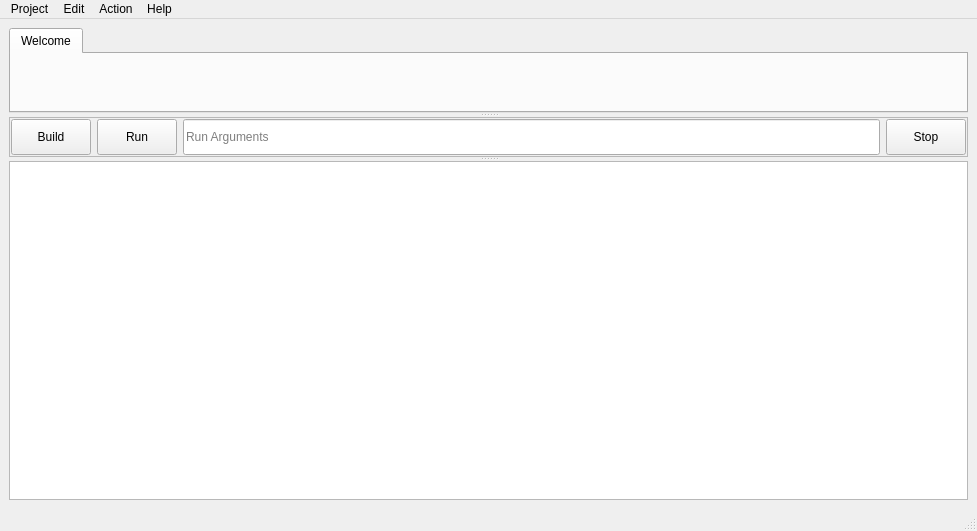
Old version of the form xxx/src/main/MainWindow.ui in the repository traviswp/CS493_adagide.
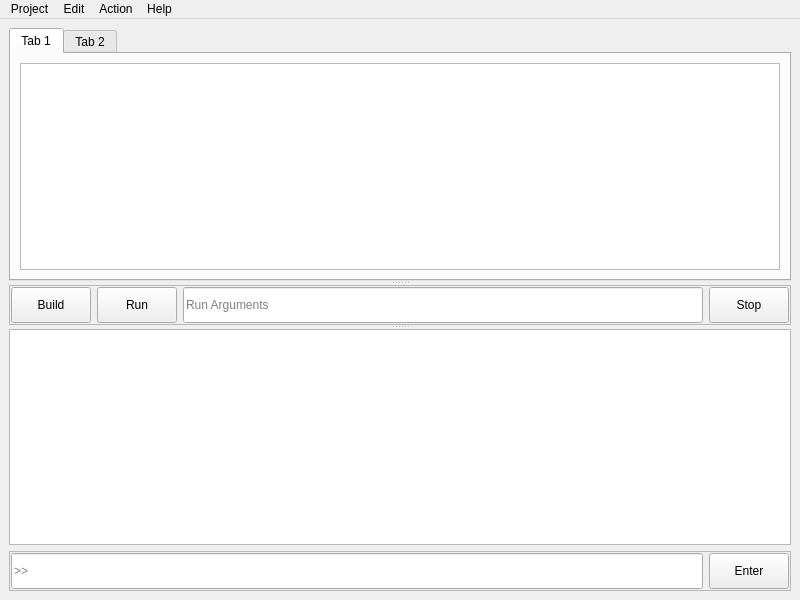
New version of the form. The open tabs and pages were chosen to show the change. Icons and pictures are not drawn. Custom widgets are drawn as their Qt base class.

Commit message: added short cuts to ui

```diff
--- a/xxx/src/main/MainWindow.ui
+++ b/xxx/src/main/MainWindow.ui
@@ -6,10 +6,22 @@
    <rect>
     <x>0</x>
     <y>0</y>
-    <width>977</width>
-    <height>531</height>
+    <width>800</width>
+    <height>600</height>
    </rect>
   </property>
+  <property name="minimumSize">
+   <size>
+    <width>400</width>
+    <height>300</height>
+   </size>
+  </property>
+  <property name="baseSize">
+   <size>
+    <width>800</width>
+    <height>600</height>
+   </size>
+  </property>
   <property name="windowTitle">
    <string>MainWindow</string>
   </property>
@@ -20,9 +32,12 @@
      <verstretch>0</verstretch>
     </sizepolicy>
    </property>
-   <layout class="QVBoxLayout" name="verticalLayout">
+   <layout class="QVBoxLayout" name="verticalLayout_2">
     <item>
      <widget class="QSplitter" name="splitter">
+      <property name="enabled">
+       <bool>true</bool>
+      </property>
       <property name="orientation">
        <enum>Qt::Vertical</enum>
       </property>
@@ -30,26 +45,31 @@
        <bool>false</bool>
       </property>
       <widget class="QTabWidget" name="tabWidget">
+       <property name="sizePolicy">
+        <sizepolicy hsizetype="Expanding" vsizetype="Expanding">
+         <horstretch>0</horstretch>
+         <verstretch>0</verstretch>
+        </sizepolicy>
+       </property>
        <property name="currentIndex">
         <number>1</number>
        </property>
        <widget class="QWidget" name="tab">
         <attribute name="title">
-         <string>Welcome</string>
+         <string>Tab 1</string>
         </attribute>
         <layout class="QHBoxLayout" name="horizontalLayout_2">
          <item>
-          <widget class="QsciScintilla" name="textEdit">
-           <property name="toolTip">
-            <string/>
-           </property>
-           <property name="whatsThis">
-            <string/>
-           </property>
-          </widget>
+          <widget class="QTextEdit" name="textEdit"/>
          </item>
         </layout>
        </widget>
+       <widget class="QWidget" name="tab_2">
+        <attribute name="title">
+         <string>Tab 2</string>
+        </attribute>
+        <layout class="QHBoxLayout" name="horizontalLayout_3"/>
+       </widget>
       </widget>
       <widget class="QFrame" name="frame">
        <property name="sizePolicy">
@@ -160,7 +180,85 @@
         </item>
        </layout>
       </widget>
-      <widget class="QTextEdit" name="outputTextBox"/>
+      <widget class="QWidget" name="layoutWidget">
+       <layout class="QVBoxLayout" name="verticalLayout">
+        <item>
+         <widget class="QTextEdit" name="textEdit_3">
+          <property name="minimumSize">
+           <size>
+            <width>0</width>
+            <height>202</height>
+           </size>
+          </property>
+          <property name="readOnly">
+           <bool>true</bool>
+          </property>
+         </widget>
+        </item>
+        <item>
+         <widget class="QFrame" name="frame_2">
+          <property name="sizePolicy">
+           <sizepolicy hsizetype="Expanding" vsizetype="Fixed">
+            <horstretch>0</horstretch>
+            <verstretch>0</verstretch>
+           </sizepolicy>
+          </property>
+          <property name="minimumSize">
+           <size>
+            <width>0</width>
+            <height>40</height>
+           </size>
+          </property>
+          <property name="maximumSize">
+           <size>
+            <width>16777215</width>
+            <height>40</height>
+           </size>
+          </property>
+          <property name="frameShape">
+           <enum>QFrame::StyledPanel</enum>
+          </property>
+          <property name="frameShadow">
+           <enum>QFrame::Raised</enum>
+          </property>
+          <layout class="QHBoxLayout" name="horizontalLayout_4">
+           <property name="margin">
+            <number>1</number>
+           </property>
+           <item>
+            <widget class="QLineEdit" name="lineEdit">
+             <property name="sizePolicy">
+              <sizepolicy hsizetype="Preferred" vsizetype="Expanding">
+               <horstretch>0</horstretch>
+               <verstretch>0</verstretch>
+              </sizepolicy>
+             </property>
+             <property name="placeholderText">
+              <string notr="true" comment="&gt;&gt;" extracomment="&gt;&gt;">&gt;&gt;</string>
+             </property>
+            </widget>
+           </item>
+           <item>
+            <widget class="QPushButton" name="button_enter">
+             <property name="sizePolicy">
+              <sizepolicy hsizetype="Fixed" vsizetype="Expanding">
+               <horstretch>0</horstretch>
+               <verstretch>0</verstretch>
+              </sizepolicy>
+             </property>
+             <property name="text">
+              <string>Enter</string>
+             </property>
+             <property name="shortcut">
+              <string/>
+             </property>
+            </widget>
+           </item>
+          </layout>
+         </widget>
+        </item>
+       </layout>
+      </widget>
      </widget>
     </item>
    </layout>
@@ -170,8 +268,8 @@
     <rect>
      <x>0</x>
      <y>0</y>
-     <width>977</width>
-     <height>21</height>
+     <width>800</width>
+     <height>25</height>
     </rect>
    </property>
    <widget class="QMenu" name="menuProject">
@@ -228,7 +326,6 @@
    <addaction name="menuAction"/>
    <addaction name="menuHelp"/>
   </widget>
-  <widget class="QStatusBar" name="statusbar"/>
   <action name="actionNewProject">
    <property name="icon">
     <iconset theme="new-project" resource="../../resources/cs140adagide.qrc">
@@ -425,14 +522,6 @@
    </property>
   </action>
  </widget>
- <customwidgets>
-  <customwidget>
-   <class>QsciScintilla</class>
-   <extends>QFrame</extends>
-   <header>Qsci/qsciscintilla.h</header>
-   <container>1</container>
-  </customwidget>
- </customwidgets>
  <resources>
   <include location="../../resources/cs140adagide.qrc"/>
  </resources>
```
Left out of the diff: 50 changed lines with no effect on the pictures.
